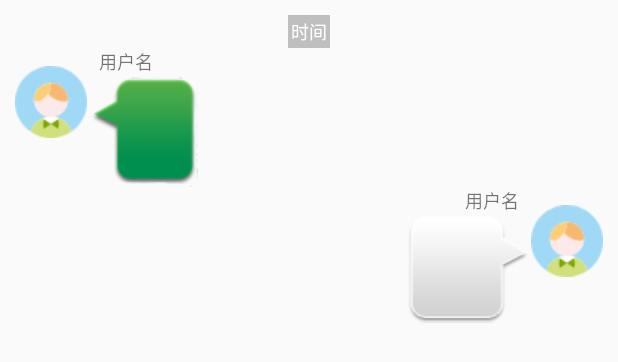
After one commit to 31702160116/Wx, an Android app: the layout msg_item.xml on its own in the app's theme, with its tools: preview values and no code run, on a phone screen of 412 x 824 dp. The commit adds this screen. Shown: the top 362 px of the screen. Run offline under Robolectric (Android 15) with nearby library versions, the phone set to English and light mode, and no system bars.

Commit message:
功能都完成了

```diff
--- a/app/build.gradle
+++ b/app/build.gradle
@@ -27,6 +27,6 @@ dependencies {
     androidTestImplementation 'com.android.support.test.espresso:espresso-core:3.0.2'
     implementation 'com.squareup.okhttp3:okhttp:3.12.1'
     implementation 'com.cognifide.aet:report:3.1.0'
-    implementation 'com.google:google:5'
     implementation 'com.google.code.gson:gson:2.8.5'
+    implementation 'com.android.support:recyclerview-v7:28.0.0'
 }
--- a/app/src/main/AndroidManifest.xml
+++ b/app/src/main/AndroidManifest.xml
@@ -26,7 +26,7 @@
             android:label="聊天室" />
         <activity android:name=".fragment.weixin_fragment" />
         <activity android:name=".weixin_fragment" />
-        <activity android:name=".contactFragment"></activity>
+        <activity android:name=".contactFragment" />
     </application>
 
 </manifest>
--- a/app/src/main/java/com/example/raymond/weixin/MainActivity.java
+++ b/app/src/main/java/com/example/raymond/weixin/MainActivity.java
@@ -91,6 +91,7 @@ public class MainActivity extends AppCompatActivity {
                                 SharedPreferences dl = getSharedPreferences("data",MODE_PRIVATE);
                                 SharedPreferences.Editor edit = dl.edit();
                                 edit.putString("user",user.user);
+                                edit.putString("name",user.name);
                                 edit.commit();
                                 Toast.makeText(MainActivity.this,"登陆成功",Toast.LENGTH_SHORT).show();
                                 Intent intent = new Intent(MainActivity.this,liaotian.class);
--- /dev/null
+++ b/app/src/main/res/layout/msg_item.xml
@@ -0,0 +1,106 @@
+<?xml version="1.0" encoding="utf-8"?>
+<LinearLayout xmlns:android="http://schemas.android.com/apk/res/android"
+    android:orientation="vertical"
+    android:layout_width="match_parent"
+    android:layout_height="wrap_content"
+    android:padding="10dp" >
+    <LinearLayout
+        android:layout_width="fill_parent"
+        android:layout_height="wrap_content"
+        android:orientation="vertical"
+        android:gravity="center_horizontal">
+        <TextView
+            android:id="@+id/tv_send_time"
+            android:layout_width="wrap_content"
+            android:layout_height="wrap_content"
+            android:padding="2dp"
+            android:text="时间"
+            android:textColor="#ffffff"
+            android:textSize="12sp"
+            android:background="#bfbfbf"/>
+    </LinearLayout>
+    <RelativeLayout
+        android:id="@+id/left_layout"
+        android:layout_width="wrap_content"
+        android:layout_height="wrap_content">
+        <ImageView
+            android:id="@+id/img_default"
+            android:layout_width="wrap_content"
+            android:layout_height="wrap_content"
+            android:layout_marginTop="12dp"
+            android:background="@drawable/icon_boy"
+            />
+        <TextView
+            android:id="@+id/left_name"
+            android:layout_width="wrap_content"
+            android:layout_height="wrap_content"
+            android:text="用户名"
+            android:layout_marginLeft="8dp"
+            android:textSize="12sp"
+            android:layout_toRightOf="@+id/img_default"
+            />
+        <LinearLayout
+            android:layout_width="wrap_content"
+            android:layout_height="wrap_content"
+            android:layout_gravity="left"
+            android:layout_toRightOf="@id/img_default"
+            android:layout_below="@id/left_name"
+            android:layout_marginTop="1dp"
+            android:layout_marginLeft="2dp"
+            android:background="@drawable/message_left" >
+
+            <TextView
+                android:id="@+id/left_msg"
+                android:layout_width="wrap_content"
+                android:layout_height="wrap_content"
+                android:layout_gravity="center"
+                android:layout_margin="10dp"
+                android:textColor="#fff" />
+
+        </LinearLayout>
+    </RelativeLayout>
+
+    <RelativeLayout
+        android:id="@+id/right_layout"
+        android:layout_width="wrap_content"
+        android:layout_height="wrap_content"
+        android:layout_gravity="right">
+
+        <ImageView
+            android:id="@+id/img_default2"
+            android:layout_width="wrap_content"
+            android:layout_height="wrap_content"
+            android:background="@drawable/icon_boy"
+            android:layout_marginTop="12dp"
+            android:layout_alignParentRight="true"
+            />
+
+        <TextView
+            android:id="@+id/right_name"
+            android:layout_width="wrap_content"
+            android:layout_height="wrap_content"
+            android:text="用户名"
+            android:layout_marginRight="8dp"
+            android:textSize="12sp"
+            android:layout_toLeftOf="@+id/img_default2"
+            />
+
+        <LinearLayout
+            android:layout_width="wrap_content"
+            android:layout_height="wrap_content"
+            android:layout_below="@id/right_name"
+            android:layout_marginTop="1dp"
+            android:layout_marginRight="2dp"
+            android:layout_toLeftOf="@+id/img_default2"
+            android:background="@drawable/message_right">
+
+            <TextView
+                android:id="@+id/right_msg"
+                android:layout_width="wrap_content"
+                android:layout_height="wrap_content"
+                android:layout_gravity="center"
+                android:layout_margin="10dp" />
+
+        </LinearLayout>
+    </RelativeLayout>
+</LinearLayout>
```
Also changed, not shown: app/src/main/java/com/example/raymond/weixin/ChatBean.java (added, +37 -0 lines), app/src/main/java/com/example/raymond/weixin/Msg.java (added, +35 -0 lines), app/src/main/java/com/example/raymond/weixin/MsgAdapter.java (added, +71 -0 lines), app/src/main/java/com/example/raymond/weixin/weixin_fragment.java (+135 -1 lines), app/src/main/res/layout/weixin_fragment.xml (+25 -37 lines), app/src/main/res/drawable/icon_boy.png (added), app/src/main/res/drawable/message_left.9.png (added), app/src/main/res/drawable/message_right.9.png (added), app/src/main/res/drawable/timg.jpg (added), app/src/main/res/drawable/timgs.jpg (added), 1 other file.
